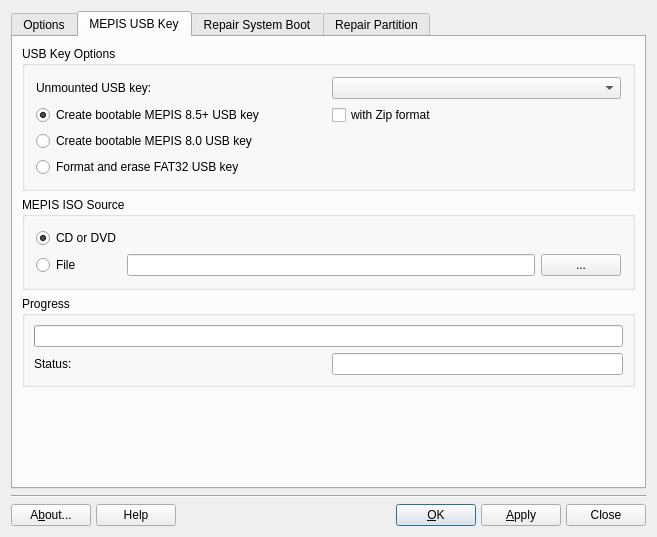
First picture: the form in meconfig.ui, repository MEPIS-Community/MEPIS-system, before the edit.
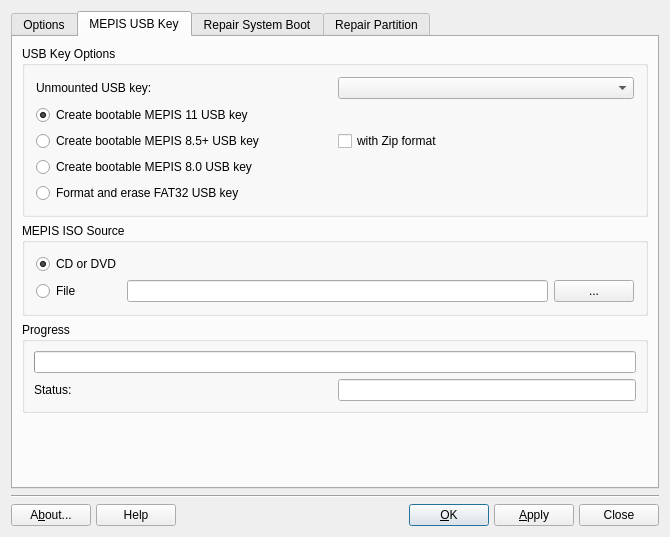
Second picture: the form after the edit. Icons and pictures are not drawn.

Commit message: [meconfig.ui] - adding radio button entry to 'MEPIS USB key' tab for new USB method. Also, adding Qt creator file src.pro.user

```diff
--- a/meconfig.ui
+++ b/meconfig.ui
@@ -6,7 +6,7 @@
    <rect>
     <x>0</x>
     <y>0</y>
-    <width>657</width>
+    <width>670</width>
     <height>537</height>
    </rect>
   </property>
@@ -477,7 +477,7 @@
             </property>
            </widget>
           </item>
-          <item row="1" column="0">
+          <item row="2" column="0">
            <widget class="QRadioButton" name="createNewRadioButton">
             <property name="toolTip">
              <string>Select to create a bootable MEPIS 8.5 or newer USB key</string>
@@ -486,11 +486,11 @@
              <string>Create bootable MEPIS 8.5+ USB key</string>
             </property>
             <property name="checked">
-             <bool>true</bool>
+             <bool>false</bool>
             </property>
            </widget>
           </item>
-          <item row="2" column="0">
+          <item row="3" column="0">
            <widget class="QRadioButton" name="createOldRadioButton">
             <property name="enabled">
              <bool>true</bool>
@@ -509,7 +509,7 @@
             </property>
            </widget>
           </item>
-          <item row="3" column="0">
+          <item row="4" column="0">
            <widget class="QRadioButton" name="formatRadioButton">
             <property name="sizePolicy">
              <sizepolicy hsizetype="MinimumExpanding" vsizetype="Minimum">
@@ -525,7 +525,7 @@
             </property>
            </widget>
           </item>
-          <item row="1" column="1">
+          <item row="2" column="1">
            <widget class="QCheckBox" name="zipCheckBox">
             <property name="toolTip">
              <string>Use slow Zip format (for older computers)</string>
@@ -535,6 +535,19 @@
             </property>
            </widget>
           </item>
+          <item row="1" column="0">
+           <widget class="QRadioButton" name="createEasyRadioButton">
+            <property name="toolTip">
+             <string>Select to create a bootable MEPIS 11 USB key</string>
+            </property>
+            <property name="text">
+             <string>Create bootable MEPIS 11 USB key</string>
+            </property>
+            <property name="checked">
+             <bool>true</bool>
+            </property>
+           </widget>
+          </item>
          </layout>
         </widget>
        </item>
```
The commit also changes 1 other file.
